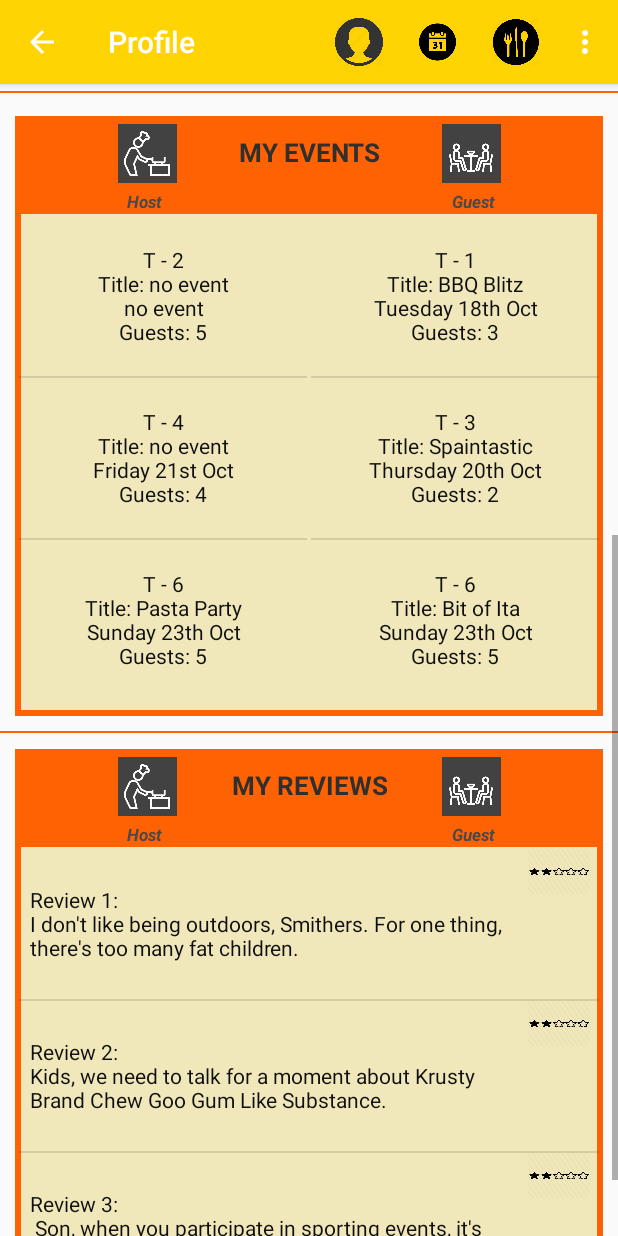
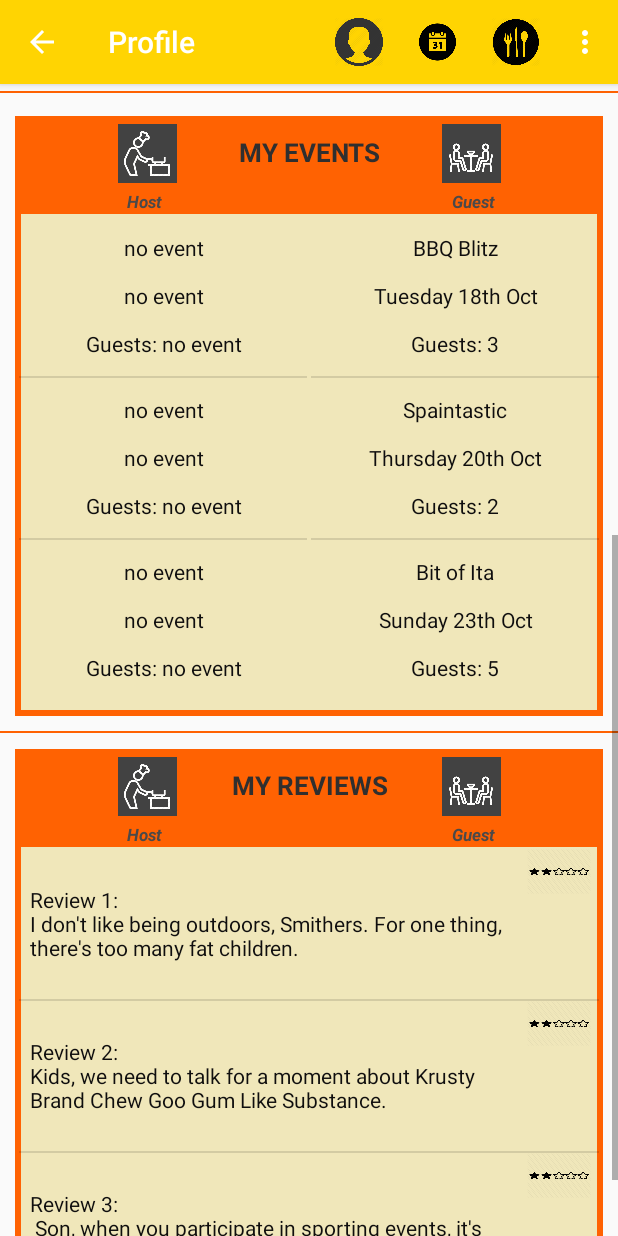
Before and after one commit to silsal/UCDine, an Android app: the FragmentEventsStats screen opened directly, with no data from a screen before it, scrolled down 537 dp, on a phone screen of 412 x 824 dp. Run offline under Robolectric (Android 15) with nearby library versions, the light colour scheme and no system bars; 4 statements that could not run were skipped.

Commit message:
Canges to Layout of "Events" in Profile. Testing on Profile Pic Upload.

```diff
--- a/app/src/main/java/com/example/saorla/ucdfood/FragmentEventsStats.java
+++ b/app/src/main/java/com/example/saorla/ucdfood/FragmentEventsStats.java
@@ -62,7 +62,7 @@ public class FragmentEventsStats extends Fragment{
 //        //Hosted
         String[] h_titles = setInputs(populateEventDetails(TABLE_EVENTS, COLUMN_EVENT_NAME, COLUMN_HOST_ID, userID));
         String[] h_dates = setInputs(populateEventDetails(TABLE_EVENTS, COLUMN_DATE, COLUMN_HOST_ID, userID));
-//        String[] h_guests = setInputs(populateEventDetails(TABLE_EVENTS, COLUMN_INVITE_NUM, COLUMN_HOST_ID, userID));
+        String[] h_guests = setInputs(populateEventDetails(TABLE_EVENTS, COLUMN_INVITE_NUM, COLUMN_HOST_ID, userID));
 
 //            String[] h_titles = new String[] {"Burger Bash", "Pasta Party", "French Flair"};
 //
@@ -74,16 +74,16 @@ public class FragmentEventsStats extends Fragment{
 
 
         String[] hostEventArray = {
-                "T - 2\nTitle: "+ h_titles[0] +"\n"+ h_dates[0] +"\nGuests: 5",
-                "T - 4\nTitle: "+ h_titles[1] +"\nFriday 21st Oct\nGuests: 4",
-                "T - 6\nTitle: Pasta Party\nSunday 23th Oct\nGuests: 5",
+                ""+ h_titles[0] +"\n\n"+ h_dates[0] +"\n\nGuests: "+ h_guests[0] + "",
+                ""+ h_titles[1] +"\n\n"+ h_dates[1] +"\n\nGuests: "+ h_guests[1] + "",
+                ""+ h_titles[2] +"\n\n"+ h_dates[2] +"\n\nGuests: "+ h_guests[2] + "",
         };
 
         //Create Placeholder ATTENDING Data
         String[] attendEventArray = {
-                "T - 1\nTitle: BBQ Blitz\nTuesday 18th Oct\nGuests: 3",
-                "T - 3\nTitle: Spaintastic\nThursday 20th Oct\nGuests: 2",
-                "T - 6\nTitle: Bit of Ita\nSunday 23th Oct\nGuests: 5",
+                "BBQ Blitz\n\nTuesday 18th Oct\n\nGuests: 3",
+                "Spaintastic\n\nThursday 20th Oct\n\nGuests: 2",
+                "Bit of Ita\n\nSunday 23th Oct\n\nGuests: 5",
         };
 
         //Convert the String array into a ListArray
```
Also changed, not shown: app/src/main/java/com/example/saorla/ucdfood/ProfileActivity.java (+30 -2 lines), app/src/main/java/com/example/saorla/ucdfood/ProfileEditActivity.java (+5 -4 lines).
